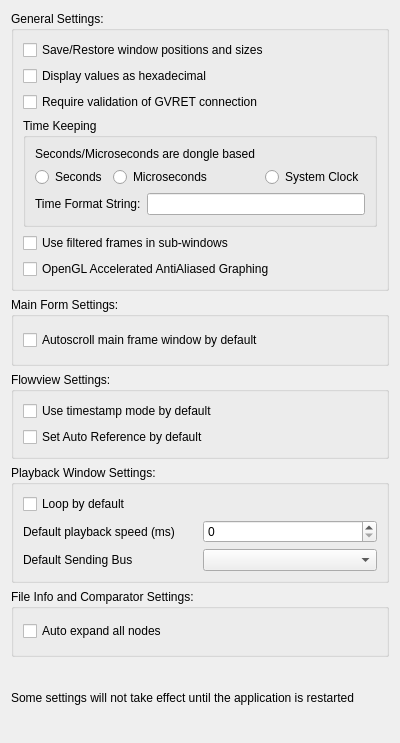
Old version of the form ui/mainsettingsdialog.ui in the repository collin80/SavvyCAN.
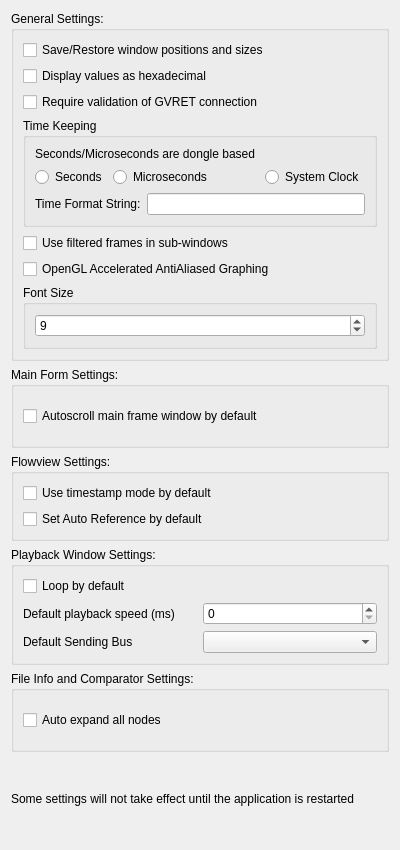
New version of the form.

Commit message:
Added ability to change the font size.
It mostly works. It's a little wonky sometimes but it will mostly change all fonts in the application to the size you set.

```diff
--- a/ui/mainsettingsdialog.ui
+++ b/ui/mainsettingsdialog.ui
@@ -7,7 +7,7 @@
     <x>0</x>
     <y>0</y>
     <width>400</width>
-    <height>743</height>
+    <height>850</height>
    </rect>
   </property>
   <property name="windowTitle">
@@ -123,6 +123,28 @@
         </property>
        </widget>
       </item>
+      <item>
+       <widget class="QGroupBox" name="groupBox_7">
+        <property name="title">
+         <string>Font Size</string>
+        </property>
+        <layout class="QVBoxLayout" name="verticalLayout_8">
+         <item>
+          <widget class="QSpinBox" name="spinFontSize">
+           <property name="minimum">
+            <number>7</number>
+           </property>
+           <property name="maximum">
+            <number>15</number>
+           </property>
+           <property name="value">
+            <number>9</number>
+           </property>
+          </widget>
+         </item>
+        </layout>
+       </widget>
+      </item>
      </layout>
     </widget>
    </item>
```
The commit also changes 3 other files.
